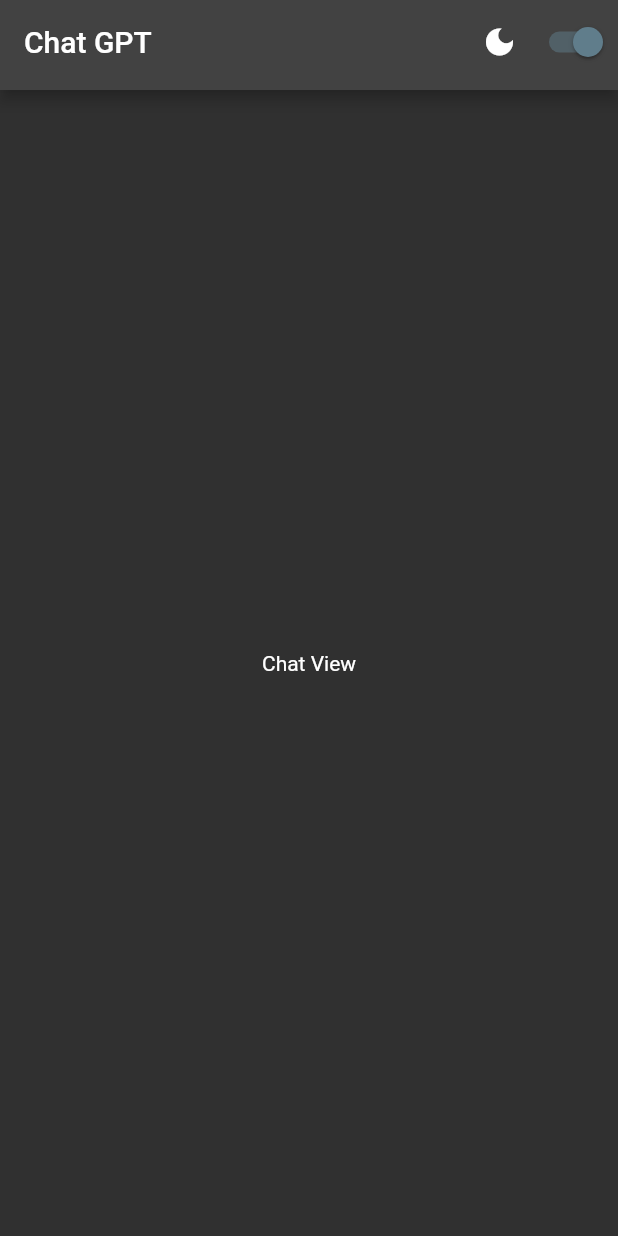
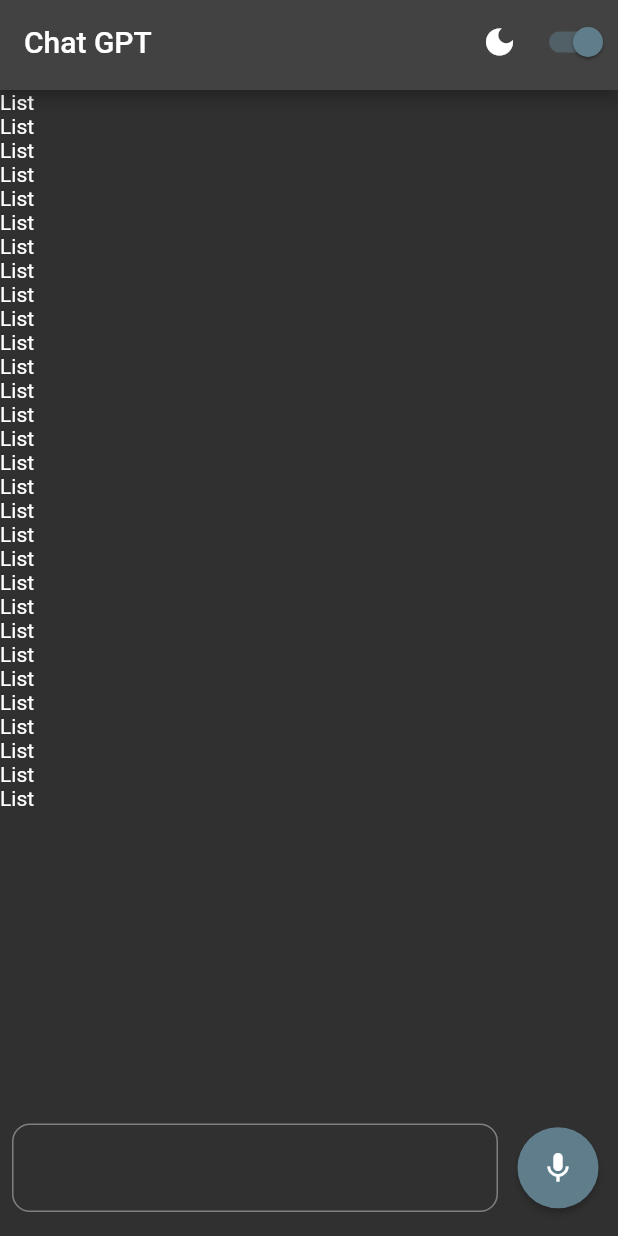
Before and after one commit to ahmedessam3le/chat_gpt, a Flutter app: the screen it shows after launch, on a phone screen of 412 x 824 dp. Run offline on Flutter 3.47's test engine with Material 2 defaults, Android fonts, the phone set to English and light mode, and no system bars; our stand-ins replace flutter_riverpod.

Commit message:
feat: Implement custom message text field

```diff
--- /dev/null
+++ b/lib/constants/enums.dart
@@ -0,0 +1,3 @@
+enum Themes { light, dark }
+
+enum InputMode { text, voice }
--- a/lib/main.dart
+++ b/lib/main.dart
@@ -3,6 +3,8 @@ import 'package:chat_gpt/view_models/theme_view_model.dart';
 import 'package:chat_gpt/views/chat_view.dart';
 import 'package:flutter/material.dart';
 import 'package:flutter_riverpod/flutter_riverpod.dart';
+
+import 'constants/enums.dart';
 
 void main() {
   runApp(
--- a/lib/view_models/theme_view_model.dart
+++ b/lib/view_models/theme_view_model.dart
@@ -1,7 +1,7 @@
 import 'package:flutter_riverpod/flutter_riverpod.dart';
+
+import '../constants/enums.dart';
 
 class ThemeViewModel {
   static final themeProvider = StateProvider<Themes>((ref) => Themes.dark);
 }
-
-enum Themes { light, dark }
--- a/lib/views/chat_view.dart
+++ b/lib/views/chat_view.dart
@@ -1,4 +1,5 @@
 import 'package:chat_gpt/widgets/my_app_bar.dart';
+import 'package:chat_gpt/widgets/text_and_voice_field.dart';
 import 'package:flutter/material.dart';
 
 class ChatView extends StatelessWidget {
@@ -6,10 +7,18 @@ class ChatView extends StatelessWidget {
 
   @override
   Widget build(BuildContext context) {
-    return const Scaffold(
-      appBar: MyAppBar(),
-      body: Center(
-        child: Text('Chat View'),
+    return Scaffold(
+      appBar: const MyAppBar(),
+      body: Column(
+        children: [
+          Expanded(
+            child: ListView.builder(
+              itemCount: 30,
+              itemBuilder: (context, index) => const Text('List'),
+            ),
+          ),
+          const TextAndVoiceField(),
+        ],
       ),
     );
   }
--- a/lib/widgets/my_app_bar.dart
+++ b/lib/widgets/my_app_bar.dart
@@ -2,6 +2,8 @@ import 'package:chat_gpt/view_models/theme_view_model.dart';
 import 'package:chat_gpt/widgets/theme_switch.dart';
 import 'package:flutter/material.dart';
 import 'package:flutter_riverpod/flutter_riverpod.dart';
+
+import '../constants/enums.dart';
 
 class MyAppBar extends StatelessWidget implements PreferredSizeWidget {
   const MyAppBar({Key? key}) : super(key: key);
--- /dev/null
+++ b/lib/widgets/text_and_voice_field.dart
@@ -0,0 +1,67 @@
+import 'package:chat_gpt/constants/enums.dart';
+import 'package:chat_gpt/widgets/toggle_button.dart';
+import 'package:flutter/material.dart';
+
+class TextAndVoiceField extends StatefulWidget {
+  const TextAndVoiceField({Key? key}) : super(key: key);
+
+  @override
+  State<TextAndVoiceField> createState() => _TextAndVoiceFieldState();
+}
+
+class _TextAndVoiceFieldState extends State<TextAndVoiceField> {
+  InputMode inputMode = InputMode.voice;
+  late final TextEditingController _messageController;
+
+  @override
+  void initState() {
+    _messageController = TextEditingController();
+    super.initState();
+  }
+
+  @override
+  void dispose() {
+    _messageController.dispose();
+    super.dispose();
+  }
+
+  void setInputMode(InputMode inputMode) {
+    setState(() {
+      this.inputMode = inputMode;
+    });
+  }
+
+  @override
+  Widget build(BuildContext context) {
+    return Padding(
+      padding: const EdgeInsets.symmetric(horizontal: 8.0, vertical: 16),
+      child: Row(
+        children: [
+          Expanded(
+            child: TextField(
+              cursorColor: Theme.of(context).colorScheme.onPrimary,
+              decoration: InputDecoration(
+                border: OutlineInputBorder(
+                  borderRadius: BorderRadius.circular(12),
+                ),
+                focusedBorder: OutlineInputBorder(
+                  borderSide: BorderSide(
+                    color: Theme.of(context).colorScheme.onPrimary,
+                  ),
+                  borderRadius: BorderRadius.circular(12),
+                ),
+              ),
+              onChanged: (value) {
+                value.trim().isNotEmpty
+                    ? setInputMode(InputMode.text)
+                    : setInputMode(InputMode.voice);
+              },
+            ),
+          ),
+          const SizedBox(width: 8),
+          ToggleButton(inputMode: inputMode),
+        ],
+      ),
+    );
+  }
+}
--- a/lib/widgets/theme_switch.dart
+++ b/lib/widgets/theme_switch.dart
@@ -1,6 +1,8 @@
 import 'package:chat_gpt/view_models/theme_view_model.dart';
 import 'package:flutter/material.dart';
 import 'package:flutter_riverpod/flutter_riverpod.dart';
+
+import '../constants/enums.dart';
 
 class ThemeSwitch extends ConsumerStatefulWidget {
   const ThemeSwitch({Key? key}) : super(key: key);
--- /dev/null
+++ b/lib/widgets/toggle_button.dart
@@ -0,0 +1,26 @@
+import 'package:chat_gpt/constants/enums.dart';
+import 'package:flutter/material.dart';
+
+class ToggleButton extends StatefulWidget {
+  final InputMode inputMode;
+  const ToggleButton({Key? key, required this.inputMode}) : super(key: key);
+
+  @override
+  State<ToggleButton> createState() => _ToggleButtonState();
+}
+
+class _ToggleButtonState extends State<ToggleButton> {
+  @override
+  Widget build(BuildContext context) {
+    return ElevatedButton(
+      style: ElevatedButton.styleFrom(
+        backgroundColor: Theme.of(context).colorScheme.secondary,
+        foregroundColor: Theme.of(context).colorScheme.onSecondary,
+        shape: const CircleBorder(),
+        padding: const EdgeInsets.all(15),
+      ),
+      onPressed: () {},
+      child: Icon(widget.inputMode == InputMode.text ? Icons.send : Icons.mic),
+    );
+  }
+}
```
